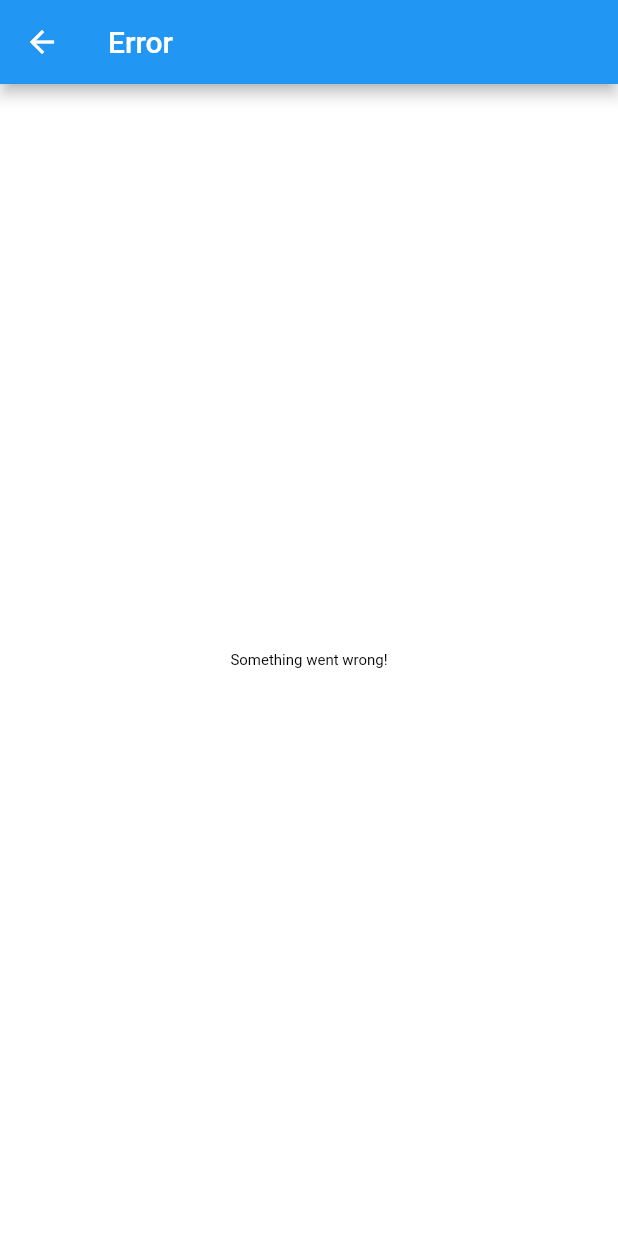
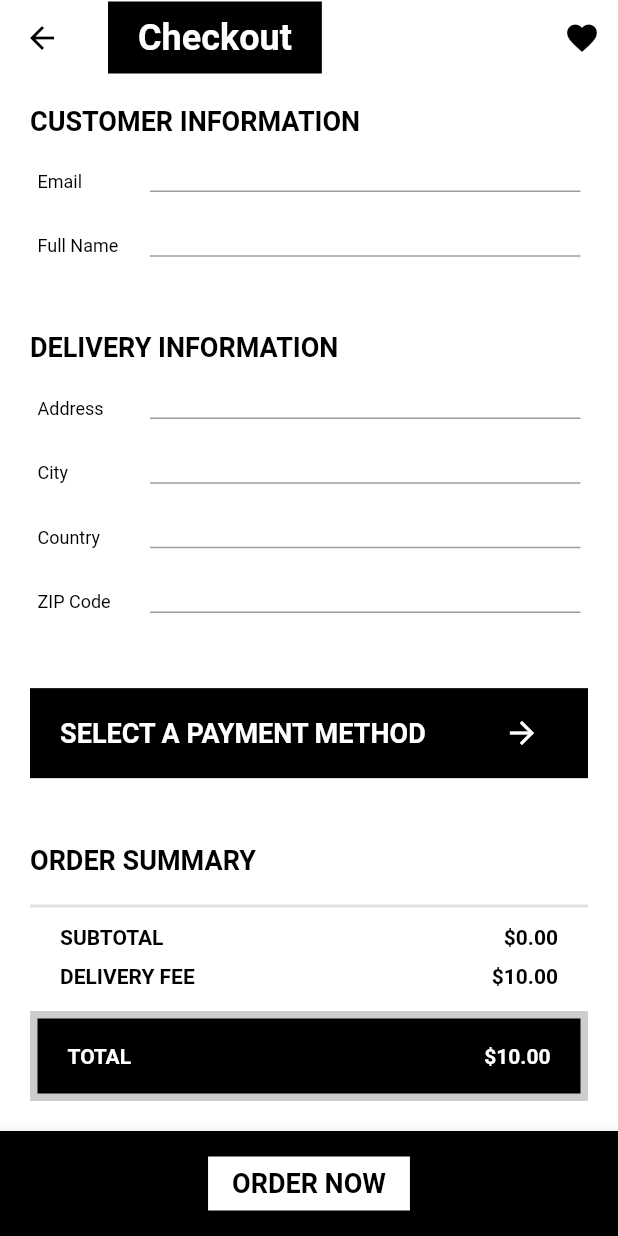
Before and after one commit to maxonflutter/flutter_ecommerce_series, a Flutter app: the CartScreen screen opened by its route, after a tap on "GO TO CHECKOUT", on a phone screen of 412 x 824 dp. Run offline on Flutter 3.47's test engine with Material 2 defaults, Android fonts, the phone set to English and light mode, and no system bars; our stand-ins replace bloc, carousel_slider, cloud_firestore, equatable, firebase_core, flutter_bloc; accounts and stored records are empty; Roboto replaces fonts that are missing (Avenir).

Commit message:
Checkout UI

```diff
--- a/lib/config/app_router.dart
+++ b/lib/config/app_router.dart
@@ -22,6 +22,8 @@ class AppRouter {
         return CatalogScreen.route(category: settings.arguments as Category);
       case WishlistScreen.routeName:
         return WishlistScreen.route();
+      case CheckoutScreen.routeName:
+        return CheckoutScreen.route();
       default:
         return _errorRoute();
     }
--- a/lib/main.dart
+++ b/lib/main.dart
@@ -43,7 +43,7 @@ class MyApp extends StatelessWidget {
         debugShowCheckedModeBanner: false,
         theme: theme(),
         onGenerateRoute: AppRouter.onGenerateRoute,
-        initialRoute: SplashScreen.routeName,
+        initialRoute: CheckoutScreen.routeName,
       ),
     );
   }
--- a/lib/repositories/category/category_repository.dart
+++ b/lib/repositories/category/category_repository.dart
@@ -5,8 +5,9 @@ import 'package:flutter_ecommerce_app/repositories/category/base_category_reposi
 class CategoryRepository extends BaseCategoryRepository {
   final FirebaseFirestore _firebaseFirestore;
 
-  CategoryRepository({FirebaseFirestore? firebaseFirestore})
-      : _firebaseFirestore = firebaseFirestore ?? FirebaseFirestore.instance;
+  CategoryRepository({
+    FirebaseFirestore? firebaseFirestore,
+  }) : _firebaseFirestore = firebaseFirestore ?? FirebaseFirestore.instance;
 
   @override
   Stream<List<Category>> getAllCategories() {
--- a/lib/screens/cart/cart_screen.dart
+++ b/lib/screens/cart/cart_screen.dart
@@ -25,8 +25,8 @@ class CartScreen extends StatelessWidget {
           }
           if (state is CartLoaded) {
             return Padding(
-                padding: const EdgeInsets.symmetric(
-                    horizontal: 20.0, vertical: 10.0),
+              padding:
+                  const EdgeInsets.symmetric(horizontal: 20.0, vertical: 10.0),
               child: Column(
                 children: [
                   Row(
@@ -76,84 +76,14 @@ class CartScreen extends StatelessWidget {
                           );
                         }),
                   ),
-                    Divider(thickness: 2),
-                    Padding(
-                      padding: const EdgeInsets.symmetric(
-                          horizontal: 20.0, vertical: 5.0),
-                      child: Row(
-                        mainAxisAlignment: MainAxisAlignment.spaceBetween,
-                        children: [
-                          Text('SUBTOTAL',
-                              style: Theme.of(context).textTheme.headline5),
-                          Text('\$${state.cart.subtotalString}',
-                              style: Theme.of(context).textTheme.headline5),
-                        ],
-                      ),
-                    ),
-                    Padding(
-                      padding: const EdgeInsets.symmetric(
-                          horizontal: 20.0, vertical: 5.0),
-                      child: Row(
-                        mainAxisAlignment: MainAxisAlignment.spaceBetween,
-                        children: [
-                          Text('DELIVERY FEE',
-                              style: Theme.of(context).textTheme.headline5),
-                          Text('\$${state.cart.deliveryFeeString}',
-                              style: Theme.of(context).textTheme.headline5),
-                        ],
-                      ),
-                    ),
-                    SizedBox(height: 10),
-                    Stack(
-                      children: <Widget>[
-                        Container(
-                          width: MediaQuery.of(context).size.width,
-                          height: 60,
-                          alignment: Alignment.bottomCenter,
-                          decoration: BoxDecoration(
-                            color: Colors.black.withAlpha(50),
-                          ),
-                        ),
-                        Container(
-                          margin: EdgeInsets.all(5.0),
-                          width: MediaQuery.of(context).size.width - 10,
-                          height: 50,
-                          decoration: BoxDecoration(
-                            color: Colors.black,
-                          ),
-                          child: Padding(
-                            padding:
-                                const EdgeInsets.symmetric(horizontal: 20.0),
-                            child: Row(
-                              mainAxisAlignment: MainAxisAlignment.spaceBetween,
-                              crossAxisAlignment: CrossAxisAlignment.center,
-                              children: [
-                                Text(
-                                  'TOTAL',
-                                  style: Theme.of(context)
-                                      .textTheme
-                                      .headline5!
-                                      .copyWith(color: Colors.white),
-                                ),
-                                Text(
-                                  '\$${state.cart.totalString}',
-                                  style: Theme.of(context)
-                                      .textTheme
-                                      .headline5!
-                                      .copyWith(color: Colors.white),
-                                ),
-                              ],
-                            ),
-                          ),
-                        ),
-                      ],
-                    ),
+                  OrderSummary(),
                 ],
               ),
             );
           }
           return Text('Something went wrong');
         },
-        ));
+      ),
+    );
   }
 }
--- /dev/null
+++ b/lib/screens/checkout/checkout_screen.dart
@@ -0,0 +1,121 @@
+import 'package:flutter/material.dart';
+import 'package:flutter_ecommerce_app/widgets/widgets.dart';
+
+class CheckoutScreen extends StatelessWidget {
+  static const String routeName = '/checkout';
+
+  static Route route() {
+    return MaterialPageRoute(
+      settings: RouteSettings(name: routeName),
+      builder: (context) => CheckoutScreen(),
+    );
+  }
+
+  @override
+  Widget build(BuildContext context) {
+    final TextEditingController emailController = TextEditingController();
+    final TextEditingController nameController = TextEditingController();
+    final TextEditingController addressController = TextEditingController();
+    final TextEditingController cityController = TextEditingController();
+    final TextEditingController countryController = TextEditingController();
+    final TextEditingController zipCodeController = TextEditingController();
+
+    return Scaffold(
+      appBar: CustomAppBar(title: 'Checkout'),
+      bottomNavigationBar: CustomNavBar(screen: routeName),
+      body: Padding(
+        padding: const EdgeInsets.all(20.0),
+        child: Column(
+          mainAxisAlignment: MainAxisAlignment.spaceBetween,
+          crossAxisAlignment: CrossAxisAlignment.start,
+          children: [
+            Text(
+              'CUSTOMER INFORMATION',
+              style: Theme.of(context).textTheme.headline3,
+            ),
+            _buildTextFormField(emailController, context, 'Email'),
+            _buildTextFormField(nameController, context, 'Full Name'),
+            SizedBox(height: 20),
+            Text(
+              'DELIVERY INFORMATION',
+              style: Theme.of(context).textTheme.headline3,
+            ),
+            _buildTextFormField(addressController, context, 'Address'),
+            _buildTextFormField(cityController, context, 'City'),
+            _buildTextFormField(countryController, context, 'Country'),
+            _buildTextFormField(zipCodeController, context, 'ZIP Code'),
+            SizedBox(height: 20),
+            Container(
+              width: MediaQuery.of(context).size.width,
+              height: 60,
+              alignment: Alignment.bottomCenter,
+              decoration: BoxDecoration(color: Colors.black),
+              child: Row(
+                mainAxisAlignment: MainAxisAlignment.spaceAround,
+                children: [
+                  Center(
+                    child: Text(
+                      'SELECT A PAYMENT METHOD',
+                      style: Theme.of(context)
+                          .textTheme
+                          .headline3!
+                          .copyWith(color: Colors.white),
+                    ),
+                  ),
+                  IconButton(
+                    onPressed: () {},
+                    icon: Icon(
+                      Icons.arrow_forward,
+                      color: Colors.white,
+                    ),
+                  )
+                ],
+              ),
+            ),
+            SizedBox(height: 20),
+            Text(
+              'ORDER SUMMARY',
+              style: Theme.of(context).textTheme.headline3,
+            ),
+            OrderSummary()
+          ],
+        ),
+      ),
+    );
+  }
+
+  Padding _buildTextFormField(
+    TextEditingController controller,
+    BuildContext context,
+    String labelText,
+  ) {
+    return Padding(
+      padding: const EdgeInsets.all(5.0),
+      child: Row(
+        children: [
+          SizedBox(
+            width: 75,
+            child: Text(
+              labelText,
+              style: Theme.of(context).textTheme.bodyText1,
+            ),
+          ),
+          Expanded(
+            child: TextFormField(
+              controller: controller,
+              decoration: InputDecoration(
+                isDense: true,
+                // labelText: labelText,
+                // floatingLabelBehavior: FloatingLabelBehavior.always,
+                contentPadding: const EdgeInsets.only(left: 10),
+                focusedBorder: UnderlineInputBorder(
+                  borderSide: BorderSide(color: Colors.black),
+                ),
+              ),
+            ),
+          ),
+        ],
+      ),
+    );
+  }
+}
--- a/lib/screens/home/home_screen.dart
+++ b/lib/screens/home/home_screen.dart
@@ -4,6 +4,7 @@ import 'package:flutter_bloc/flutter_bloc.dart';
 import 'package:flutter_ecommerce_app/blocs/category/category_bloc.dart';
 import 'package:flutter_ecommerce_app/blocs/product/product_bloc.dart';
 import 'package:flutter_ecommerce_app/models/models.dart';
+import 'package:flutter_ecommerce_app/repositories/category/category_repository.dart';
 import 'package:flutter_ecommerce_app/widgets/widgets.dart';
 
 class HomeScreen extends StatelessWidget {
--- a/lib/screens/screens.dart
+++ b/lib/screens/screens.dart
@@ -4,3 +4,4 @@ export 'catalog/catalog_screen.dart';
 export 'wishlist/wishlist_screen.dart';
 export 'cart/cart_screen.dart';
 export 'splash/splash_screen.dart';
+export 'checkout/checkout_screen.dart';
--- a/lib/widgets/custom_navbar.dart
+++ b/lib/widgets/custom_navbar.dart
@@ -41,6 +41,9 @@ class CustomNavBar extends StatelessWidget {
         return _buildAddToCartNavBar(context, product);
       case '/cart':
         return _buildGoToCheckoutNavBar(context);
+      case '/checkout':
+        return _buildOrderNowNavBar(context);
+
       default:
         _buildNavBar(context);
     }
@@ -138,4 +141,20 @@ class CustomNavBar extends StatelessWidget {
       )
     ];
   }
+
+  List<Widget> _buildOrderNowNavBar(context) {
+    return [
+      ElevatedButton(
+        onPressed: () {},
+        style: ElevatedButton.styleFrom(
+          primary: Colors.white,
+          shape: RoundedRectangleBorder(),
+        ),
+        child: Text(
+          'ORDER NOW',
+          style: Theme.of(context).textTheme.headline3,
+        ),
+      )
+    ];
+  }
 }
--- /dev/null
+++ b/lib/widgets/order_summary.dart
@@ -0,0 +1,96 @@
+import 'package:flutter/material.dart';
+import 'package:flutter_bloc/flutter_bloc.dart';
+import 'package:flutter_ecommerce_app/blocs/cart/cart_bloc.dart';
+
+class OrderSummary extends StatelessWidget {
+  const OrderSummary({
+    Key? key,
+  }) : super(key: key);
+
+  @override
+  Widget build(BuildContext context) {
+    return BlocBuilder<CartBloc, CartState>(
+      builder: (context, state) {
+        if (state is CartLoaded) {
+          return Column(
+            children: [
+              Divider(thickness: 2),
+              Padding(
+                padding:
+                    const EdgeInsets.symmetric(horizontal: 20.0, vertical: 5.0),
+                child: Row(
+                  mainAxisAlignment: MainAxisAlignment.spaceBetween,
+                  children: [
+                    Text('SUBTOTAL',
+                        style: Theme.of(context).textTheme.headline5),
+                    Text('\$${state.cart.subtotalString}',
+                        style: Theme.of(context).textTheme.headline5),
+                  ],
+                ),
+              ),
+              Padding(
+                padding:
+                    const EdgeInsets.symmetric(horizontal: 20.0, vertical: 5.0),
+                child: Row(
+                  mainAxisAlignment: MainAxisAlignment.spaceBetween,
+                  children: [
+                    Text('DELIVERY FEE',
+                        style: Theme.of(context).textTheme.headline5),
+                    Text('\$${state.cart.deliveryFeeString}',
+                        style: Theme.of(context).textTheme.headline5),
+                  ],
+                ),
+              ),
+              SizedBox(height: 10),
+              Stack(
+                children: <Widget>[
+                  Container(
+                    width: MediaQuery.of(context).size.width,
+                    height: 60,
+                    alignment: Alignment.bottomCenter,
+                    decoration: BoxDecoration(
+                      color: Colors.black.withAlpha(50),
+                    ),
+                  ),
+                  Container(
+                    margin: EdgeInsets.all(5.0),
+                    width: MediaQuery.of(context).size.width - 10,
+                    height: 50,
+                    decoration: BoxDecoration(
+                      color: Colors.black,
+                    ),
+                    child: Padding(
+                      padding: const EdgeInsets.symmetric(horizontal: 20.0),
+                      child: Row(
+                        mainAxisAlignment: MainAxisAlignment.spaceBetween,
+                        crossAxisAlignment: CrossAxisAlignment.center,
+                        children: [
+                          Text(
+                            'TOTAL',
+                            style: Theme.of(context)
+                                .textTheme
+                                .headline5!
+                                .copyWith(color: Colors.white),
+                          ),
+                          Text(
+                            '\$${state.cart.totalString}',
+                            style: Theme.of(context)
+                                .textTheme
+                                .headline5!
+                                .copyWith(color: Colors.white),
+                          ),
+                        ],
+                      ),
+                    ),
+                  ),
+                ],
+              ),
+            ],
+          );
+        } else {
+          return Text('Something went wrong.');
+        }
+      },
+    );
+  }
+}
--- a/lib/widgets/widgets.dart
+++ b/lib/widgets/widgets.dart
@@ -5,3 +5,4 @@ export 'section_title.dart';
 export 'product_card.dart';
 export 'product_carousel.dart';
 export 'cart_product_card.dart';
+export 'order_summary.dart';
```
Also changed, not shown: 1 other file. Lines whose indentation alone changed are shown as unchanged.
